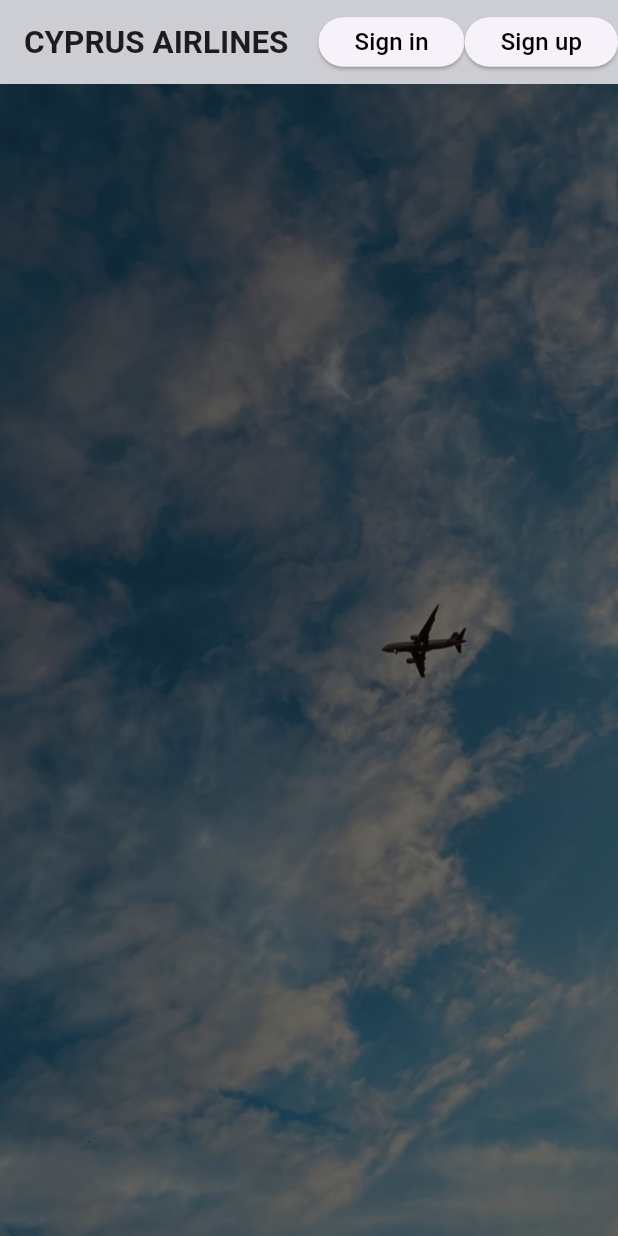
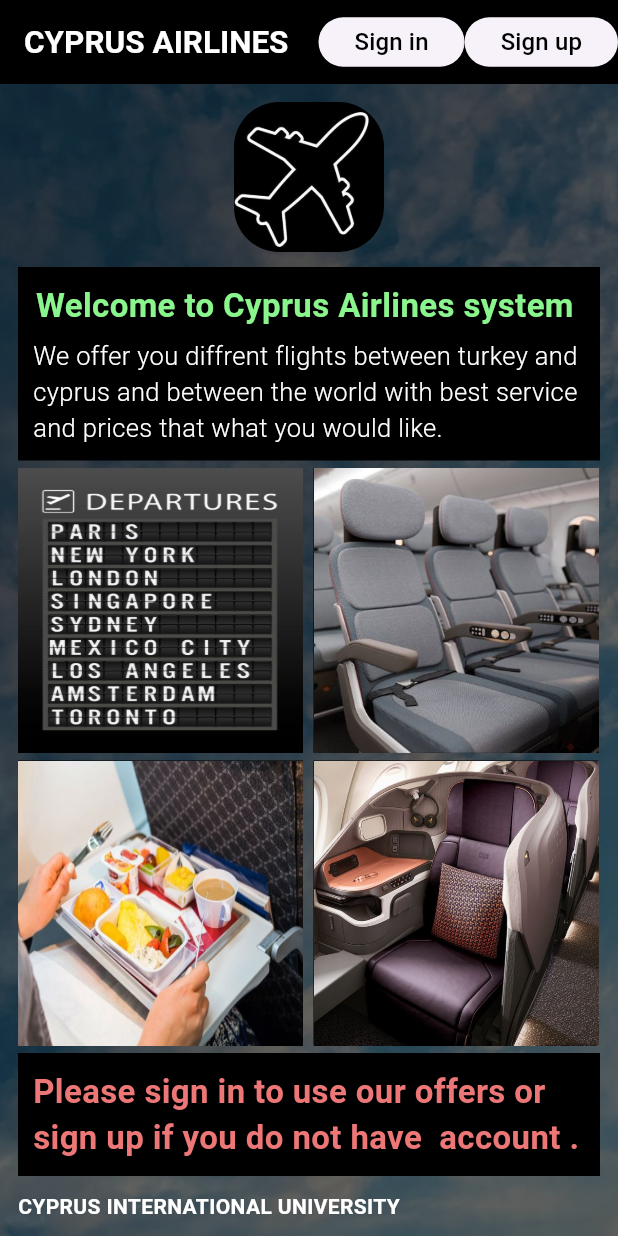
Before and after one commit to m7mdtam/DataBaseProjectt, a Flutter app: the screen it shows after launch, on a phone screen of 412 x 824 dp. Run offline on Flutter 3.47's test engine with Material 3 defaults, Android fonts, the phone set to English and light mode, and no system bars.

```diff
--- a/databaseprojectt/lib/employee_page.dart
+++ b/databaseprojectt/lib/employee_page.dart
@@ -46,7 +46,14 @@
               'CYPRUS AIRLINES',
               style: TextStyle(color: Colors.white, fontSize: 30),
             ),
-            SizedBox(height: 18.0),
+            SizedBox(height: 10.0),
+            Text(
+              'Manager Log in',
+              style: TextStyle(color: Colors.white, fontSize: 30),
+            ),
+            SizedBox(
+              height: 10,
+            ),
             TextField(
               keyboardType: TextInputType.emailAddress,
               decoration: InputDecoration(
--- a/databaseprojectt/lib/home_page.dart
+++ b/databaseprojectt/lib/home_page.dart
@@ -17,13 +17,11 @@
     return Scaffold(
       appBar: AppBar(
         elevation: 0.0,
-        backgroundColor: Color.fromARGB(255, 204, 206, 211),
+        backgroundColor: Color.fromARGB(255, 0, 0, 0),
         title: Text(
           'CYPRUS AIRLINES',
           style: TextStyle(
-            fontSize: 21,
-            fontWeight: FontWeight.bold,
-          ),
+              fontSize: 21, fontWeight: FontWeight.bold, color: Colors.white),
         ),
         actions: [
           ElevatedButton(
@@ -69,6 +67,137 @@
         Container(
           color: Colors.black.withOpacity(0.6),
         ),
+        Padding(
+          padding: const EdgeInsets.all(12.0),
+          child: Column(
+            crossAxisAlignment: CrossAxisAlignment.start,
+            mainAxisAlignment: MainAxisAlignment.start,
+            children: [
+              Center(
+                child: ClipRRect(
+                  borderRadius: BorderRadius.circular(30),
+                  // ignore: sized_box_for_whitespace
+                  child: Container(
+                      height: 100,
+                      width: 100,
+                      child: Image(
+                          fit: BoxFit.fill,
+                          image: AssetImage(
+                            "lib/images/logo22.jpeg",
+                          ))),
+                ),
+              ),
+              SizedBox(
+                height: 10,
+              ),
+              Center(
+                child: Container(
+                  padding: EdgeInsets.all(10),
+                  color: Colors.black,
+                  child: Column(
+                    children: [
+                      Text(
+                        'Welcome to Cyprus Airlines system ',
+                        style: TextStyle(
+                            fontSize: 22,
+                            color: Color.fromARGB(255, 139, 245, 141),
+                            fontWeight: FontWeight.bold),
+                      ),
+                      SizedBox(
+                        height: 6,
+                      ),
+                      Text(
+                        'We offer you diffrent flights between turkey and cyprus and between the world with best service and prices that what you would like. ',
+                        style: TextStyle(
+                            fontSize: 17,
+                            color: Color.fromARGB(255, 255, 255, 255),
+                            fontWeight: FontWeight.w300),
+                      ),
+                    ],
+                  ),
+                ),
+              ),
+              SizedBox(
+                height: 5,
+              ),
+              Row(
+                children: [
+                  Container(
+                    color: Colors.black,
+                    height: 190,
+                    width: 190,
+                    child: Image.asset(
+                      'lib/images/o.jpeg',
+                      fit: BoxFit.fill,
+                    ),
+                  ),
+                  SizedBox(
+                    width: 7,
+                  ),
+                  Container(
+                    color: Colors.black,
+                    height: 190,
+                    width: 190,
+                    child: Image.asset(
+                      'lib/images/c1.jpeg',
+                      fit: BoxFit.fill,
+                    ),
+                  ),
+                ],
+              ),
+              SizedBox(
+                height: 5,
+              ),
+              Row(
+                children: [
+                  Container(
+                    color: Colors.black,
+                    height: 190,
+                    width: 190,
+                    child: Image.asset(
+                      'lib/images/food.jpeg',
+                      fit: BoxFit.fill,
+                    ),
+                  ),
+                  SizedBox(
+                    width: 7,
+                  ),
+                  Container(
+                    color: Colors.black,
+                    height: 190,
+                    width: 190,
+                    child: Image.asset(
+                      'lib/images/c2.jpeg',
+                      fit: BoxFit.fill,
+                    ),
+                  ),
+                ],
+              ),
+              SizedBox(
+                height: 5,
+              ),
+              Container(
+                padding: EdgeInsets.all(10),
+                color: Colors.black,
+                child: Text(
+                  'Please sign in to use our offers or sign up if you do not have  account .   ',
+                  style: TextStyle(
+                      fontSize: 22,
+                      color: Color.fromARGB(255, 237, 119, 119),
+                      fontWeight: FontWeight.bold),
+                ),
+              ),
+              SizedBox(
+                height: 10,
+              ),
+              Text(
+                'CYPRUS INTERNATIONAL UNIVERSITY',
+                style:
+                    TextStyle(color: Colors.white, fontWeight: FontWeight.bold),
+              )
+            ],
+          ),
+        )
       ]),
     );
   }
--- a/databaseprojectt/pubspec.yaml
+++ b/databaseprojectt/pubspec.yaml
@@ -69,6 +69,10 @@
     - lib/images/logo22.jpeg
     - lib/images/hbk.jpeg
     - lib/images/bk4.jpeg
+    - lib/images/c1.jpeg
+    - lib/images/c2.jpeg
+    - lib/images/o.jpeg
+    - lib/images/food.jpeg
 
   # An image asset can refer to one or more resolution-specific "variants", see
   # https://flutter.dev/assets-and-images/#resolution-aware
```
Also changed, not shown: databaseprojectt/lib/images/c1.jpeg (added), databaseprojectt/lib/images/c2.jpeg (added), databaseprojectt/lib/images/food.jpeg (added), databaseprojectt/lib/images/o.jpeg (added).
